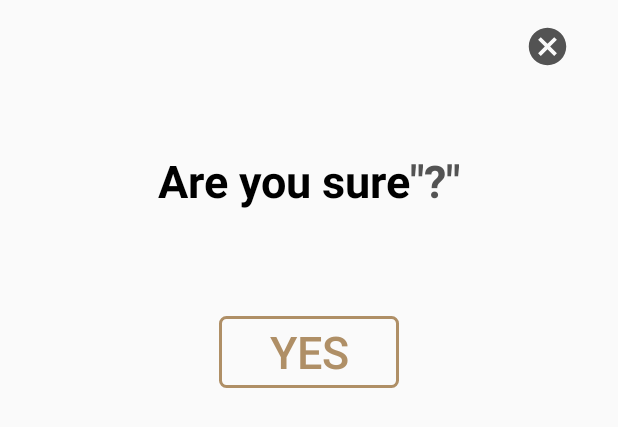
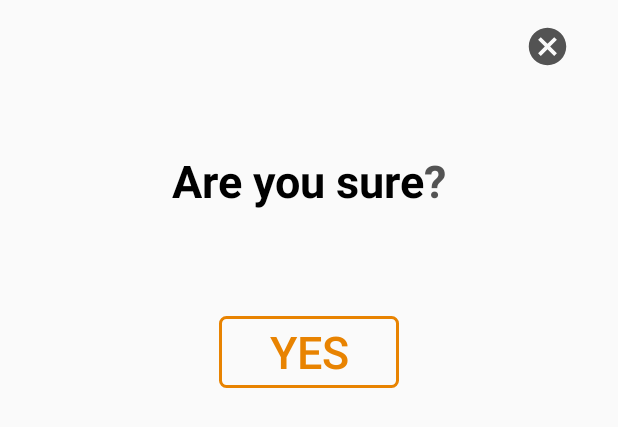
Before and after one commit to Cj-Rodriguez101/GADS_Project_1, an Android app: the layout custom_are_you_sure.xml on its own in the app's theme, with its tools: preview values and no code run, on a phone screen of 412 x 824 dp. Shown: the top 427 px of the screen. Run offline under Robolectric (Android 15) with nearby library versions, the phone set to English and light mode, and no system bars.

Commit message:
change question mark and added orange color to yes button

```diff
--- a/app/src/main/res/drawable-v24/curved_button_yes.xml
+++ b/app/src/main/res/drawable-v24/curved_button_yes.xml
@@ -6,7 +6,7 @@
         android:width="120dp"/>
 
     <stroke android:width="2dp"
-        android:color="#af8f66"/>
+        android:color="@color/colorOrange"/>
 
     <corners android:radius="4dp"/>
 
--- a/app/src/main/res/layout/custom_are_you_sure.xml
+++ b/app/src/main/res/layout/custom_are_you_sure.xml
@@ -33,7 +33,7 @@
         android:layout_width="wrap_content"
         android:layout_height="wrap_content"
         android:layout_marginTop="100dp"
-        android:text="@string/question_mark"
+        android:text='?'
         android:textColor="#535353"
         android:textStyle="bold"
         android:textSize="30sp"
@@ -49,7 +49,7 @@
         android:background="@drawable/curved_button_yes"
         android:gravity="center"
         android:text="@string/text_yes"
-        android:textColor="#af8f66"
+        android:textColor="@color/colorOrange"
         android:textSize="30sp"
         app:layout_constraintEnd_toEndOf="parent"
         app:layout_constraintStart_toStartOf="parent"
```
